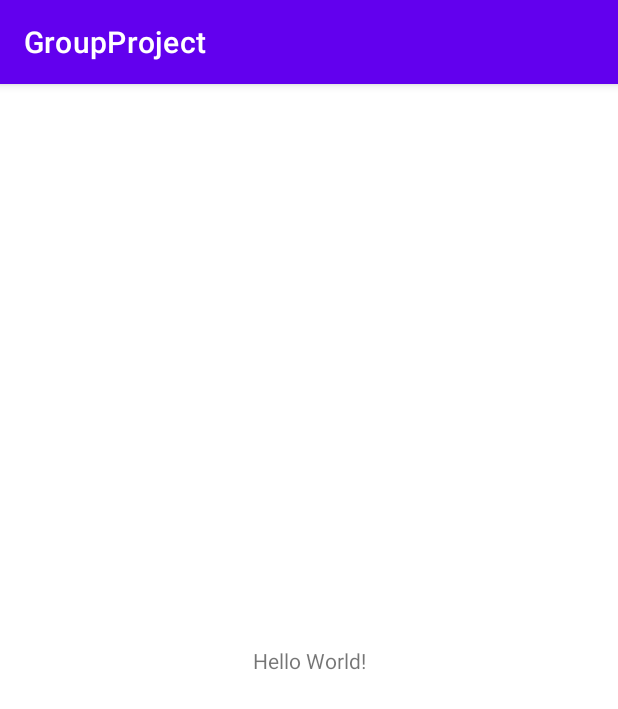
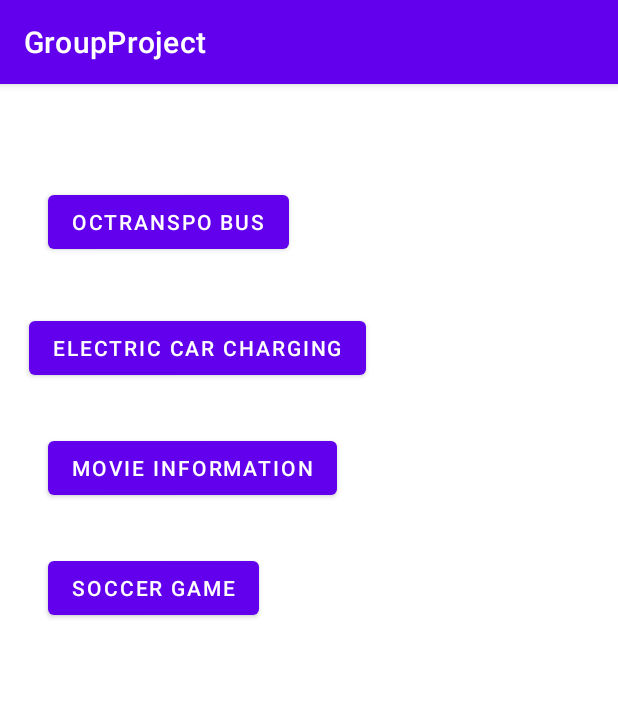
Before and after one commit to chaohao1214/GroupProject, an Android app: the screen it shows after launch (MainActivity), on a phone screen of 412 x 824 dp. Shown: the top 709 px of the screen. Run offline under Robolectric (Android 15) with nearby library versions, the phone set to English and light mode, and no system bars.

Commit message:
4 Functions Buttons

```diff
--- a/app/src/main/res/layout/activity_main.xml
+++ b/app/src/main/res/layout/activity_main.xml
@@ -6,13 +6,52 @@
     android:layout_height="match_parent"
     tools:context=".MainActivity">
 
-    <TextView
+    <Button
+        android:id="@+id/OCTranspo"
         android:layout_width="wrap_content"
         android:layout_height="wrap_content"
-        android:text="Hello World!"
-        app:layout_constraintBottom_toBottomOf="parent"
-        app:layout_constraintLeft_toLeftOf="parent"
-        app:layout_constraintRight_toRightOf="parent"
+        android:layout_marginStart="32dp"
+        android:layout_marginLeft="32dp"
+        android:layout_marginTop="32dp"
+        android:text="OCTranspo Bus"
+        app:layout_constraintBottom_toTopOf="@+id/CarCharge"
+        app:layout_constraintStart_toStartOf="parent"
         app:layout_constraintTop_toTopOf="parent" />
 
+    <Button
+        android:id="@+id/CarCharge"
+        android:layout_width="wrap_content"
+        android:layout_height="wrap_content"
+        android:layout_marginTop="152dp"
+        android:layout_marginEnd="168dp"
+        android:layout_marginRight="168dp"
+        android:text="Electric Car Charging"
+        app:layout_constraintEnd_toEndOf="parent"
+        app:layout_constraintTop_toTopOf="parent" />
+
+    <Button
+        android:id="@+id/Soccer"
+        android:layout_width="wrap_content"
+        android:layout_height="wrap_content"
+        android:layout_marginStart="32dp"
+        android:layout_marginLeft="32dp"
+        android:layout_marginTop="32dp"
+        android:text="Soccer Game"
+        app:layout_constraintStart_toStartOf="parent"
+        app:layout_constraintTop_toBottomOf="@+id/MovieInfo" />
+
+    <Button
+        android:id="@+id/MovieInfo"
+        android:layout_width="wrap_content"
+        android:layout_height="wrap_content"
+        android:layout_marginStart="32dp"
+        android:layout_marginLeft="32dp"
+        android:layout_marginTop="32dp"
+        android:layout_marginEnd="240dp"
+        android:layout_marginRight="240dp"
+        android:text="Movie Information"
+        app:layout_constraintEnd_toEndOf="parent"
+        app:layout_constraintHorizontal_bias="0.0"
+        app:layout_constraintStart_toStartOf="parent"
+        app:layout_constraintTop_toBottomOf="@+id/CarCharge" />
 </androidx.constraintlayout.widget.ConstraintLayout>
```
